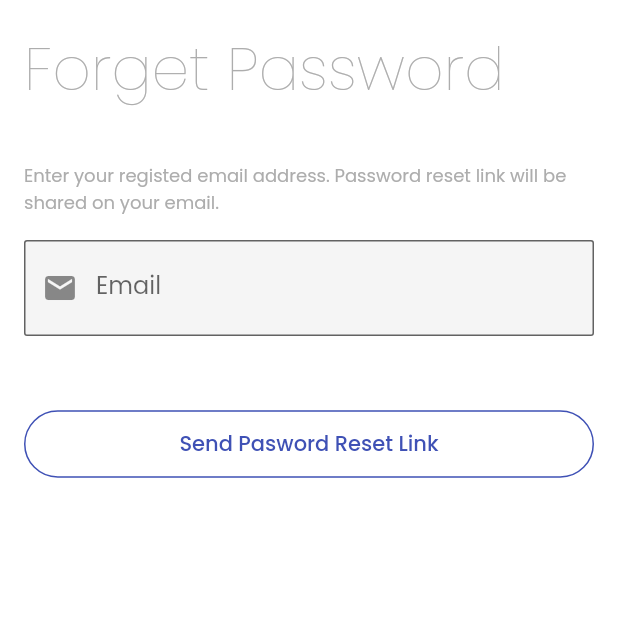
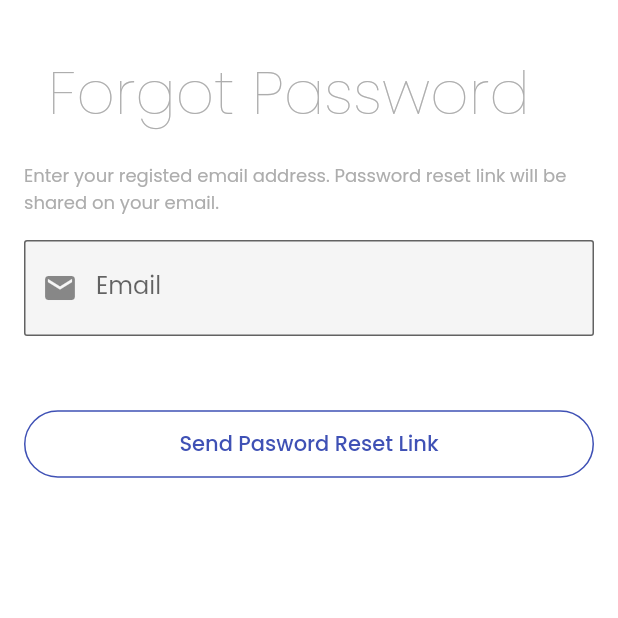
Before and after one commit to IamAKX/fastcheque, a Flutter app: the ForgetPassword screen opened by its route, on a phone screen of 412 x 824 dp, the top half of it. Run offline on Flutter 3.47's test engine with Material 2 defaults, Android fonts, the phone set to English and light mode, and no system bars; our stand-ins replace dropdown_search, google_fonts.

Commit message:
Checked typo

```diff
--- a/lib/screens/common/forget_password/forget_password.dart
+++ b/lib/screens/common/forget_password/forget_password.dart
@@ -1,3 +1,4 @@
+import 'package:fastcheque/utils/color.dart';
 import 'package:fastcheque/utils/constants.dart';
 import 'package:fastcheque/widgets/email_textfield.dart';
 import 'package:fastcheque/widgets/heading.dart';
@@ -21,11 +22,11 @@ class _ForgetPasswordState extends State<ForgetPassword> {
         child: Column(
           crossAxisAlignment: CrossAxisAlignment.start,
           children: [
-            Heading(title: 'Forget Password'),
             Expanded(
               child: ListView(
                 padding: EdgeInsets.all(defaultPadding),
                 children: [
+                  Heading(title: 'Forgot Password'),
                   Text(
                     'Enter your registed email address. Password reset link will be shared on your email.',
                     style: Theme.of(context).textTheme.caption,
```
